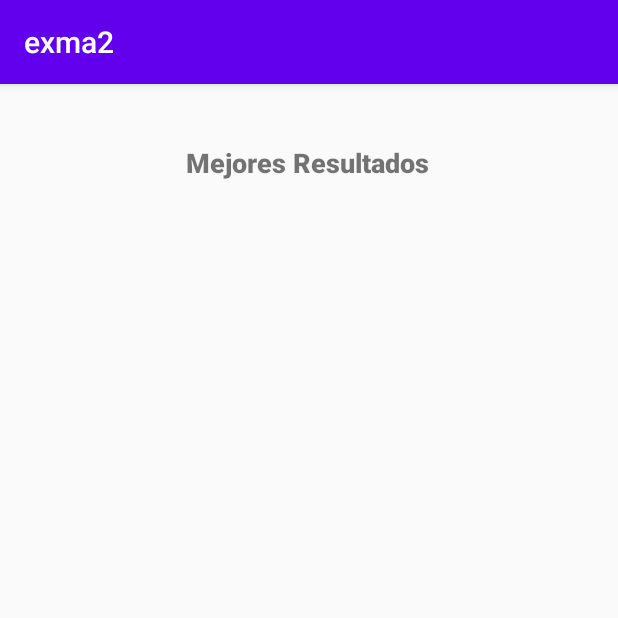
After one commit to Andhony/exma2, an Android app: the ScoreActivity screen opened directly, with no data from a screen before it, on a phone screen of 412 x 824 dp, the top half of it. The commit adds this screen. Run offline under Robolectric (Android 15) with nearby library versions, the phone set to English and light mode, and no system bars.

Commit message:
Creacion de activity score y juego

```diff
--- a/app/src/main/AndroidManifest.xml
+++ b/app/src/main/AndroidManifest.xml
@@ -9,6 +9,8 @@
         android:roundIcon="@mipmap/ic_launcher_round"
         android:supportsRtl="true"
         android:theme="@style/AppTheme">
+        <activity android:name=".InicioJuego"></activity>
+        <activity android:name=".ScoreActivity" />
         <activity android:name=".MainActivity">
             <intent-filter>
                 <action android:name="android.intent.action.MAIN" />
--- /dev/null
+++ b/app/src/main/java/com/uso/exma2/ScoreActivity.java
@@ -0,0 +1,14 @@
+package com.uso.exma2;
+
+import androidx.appcompat.app.AppCompatActivity;
+
+import android.os.Bundle;
+
+public class ScoreActivity extends AppCompatActivity {
+
+    @Override
+    protected void onCreate(Bundle savedInstanceState) {
+        super.onCreate(savedInstanceState);
+        setContentView(R.layout.activity_score);
+    }
+}
--- /dev/null
+++ b/app/src/main/res/layout/activity_score.xml
@@ -0,0 +1,28 @@
+<?xml version="1.0" encoding="utf-8"?>
+<LinearLayout xmlns:android="http://schemas.android.com/apk/res/android"
+    xmlns:app="http://schemas.android.com/apk/res-auto"
+    xmlns:tools="http://schemas.android.com/tools"
+    android:layout_width="match_parent"
+    android:layout_height="match_parent"
+    tools:context=".ScoreActivity">
+
+    <LinearLayout
+        android:layout_width="409dp"
+        android:layout_height="729dp"
+        android:orientation="vertical"
+        tools:layout_editor_absoluteX="1dp"
+        tools:layout_editor_absoluteY="1dp">
+
+        <TextView
+            android:id="@+id/label_BestScores"
+            android:layout_width="match_parent"
+            android:layout_height="wrap_content"
+            android:layout_marginTop="40dp"
+            android:fontFamily="sans-serif-black"
+            android:gravity="center|center_vertical"
+            android:text="@string/label_BestScores"
+            android:textSize="18sp"
+            android:textStyle="bold" />
+
+    </LinearLayout>
+</LinearLayout>
--- a/app/src/main/res/values/strings.xml
+++ b/app/src/main/res/values/strings.xml
@@ -1,3 +1,5 @@
 <resources>
     <string name="app_name">exma2</string>
+    <string name="label_BestScores">Mejores Resultados</string>
+    <string name="label_Hola">Hola</string>
 </resources>
```
Also changed, not shown: app/src/main/java/com/uso/exma2/InicioJuego.java (added, +14 -0 lines), app/src/main/res/layout/activity_inicio_juego.xml (added, +19 -0 lines).
